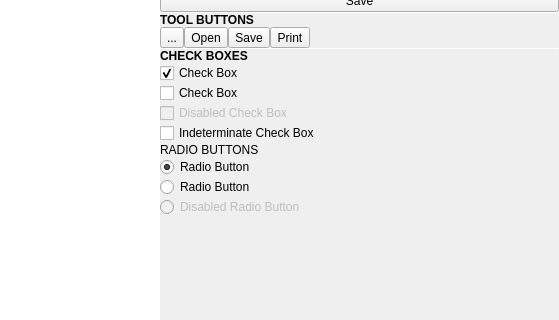
Old version of the form demo/mainwindow.ui in the repository theCheeseboard/contemporary-theme; both pictures show x 241 to 800 and y 110 to 430 of the 800 by 600 pixel window.
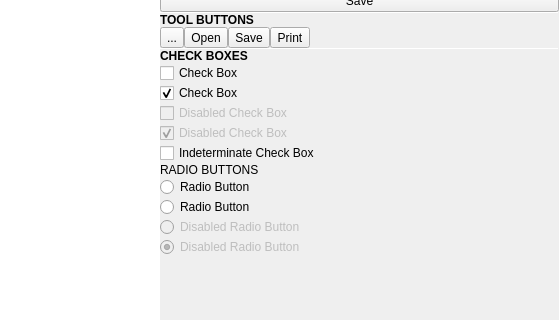
New version of the form. The open tabs and pages were chosen to show the change. Icons and pictures are not drawn. Custom widgets are drawn as their Qt base class.

The edit to the form file:
```diff
--- a/demo/mainwindow.ui
+++ b/demo/mainwindow.ui
@@ -380,7 +380,7 @@
              <string>Check Box</string>
             </property>
             <property name="checked">
-             <bool>true</bool>
+             <bool>false</bool>
             </property>
            </widget>
           </item>
@@ -390,7 +390,7 @@
              <string>Check Box</string>
             </property>
             <property name="checked">
-             <bool>false</bool>
+             <bool>true</bool>
             </property>
            </widget>
           </item>
@@ -404,6 +404,19 @@
             </property>
            </widget>
           </item>
+          <item>
+           <widget class="QCheckBox" name="checkBox_5">
+            <property name="enabled">
+             <bool>false</bool>
+            </property>
+            <property name="text">
+             <string>Disabled Check Box</string>
+            </property>
+            <property name="checked">
+             <bool>true</bool>
+            </property>
+           </widget>
+          </item>
           <item>
            <widget class="QCheckBox" name="checkBox_4">
             <property name="text">
@@ -433,7 +446,7 @@
              <string>Radio Button</string>
             </property>
             <property name="checked">
-             <bool>true</bool>
+             <bool>false</bool>
             </property>
            </widget>
           </item>
@@ -454,6 +467,19 @@
             </property>
            </widget>
           </item>
+          <item>
+           <widget class="QRadioButton" name="radioButton_4">
+            <property name="enabled">
+             <bool>false</bool>
+            </property>
+            <property name="text">
+             <string>Disabled Radio Button</string>
+            </property>
+            <property name="checked">
+             <bool>true</bool>
+            </property>
+           </widget>
+          </item>
           <item>
            <spacer name="verticalSpacer">
             <property name="orientation">
```
Left out of the diff: 2 changed lines with no effect on the pictures.
